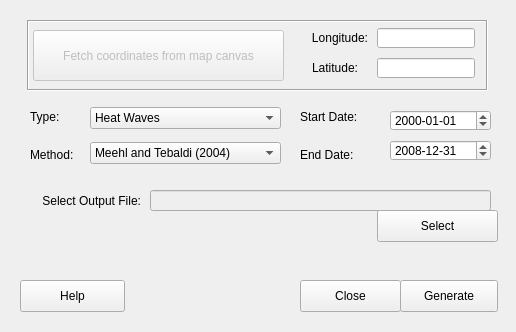
First picture: the form in ExtremeFinder/extreme_finder_dialog_base.ui, repository UMEP-dev/UMEP, before the edit.
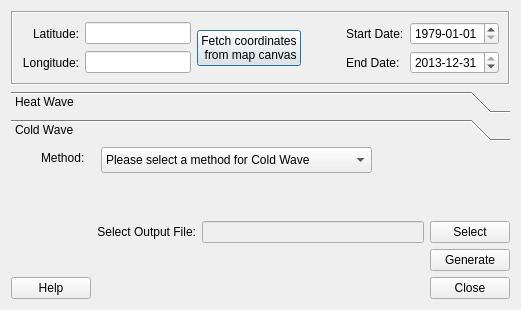
Second picture: the form after the edit. The open tabs and pages were chosen to show the change.

Commit message: Version: 0.2.13. Major updates to ExtremeFinder plugin.

Patch:
```diff
--- a/ExtremeFinder/extreme_finder_dialog_base.ui
+++ b/ExtremeFinder/extreme_finder_dialog_base.ui
@@ -6,279 +6,105 @@
    <rect>
     <x>0</x>
     <y>0</y>
-    <width>516</width>
-    <height>332</height>
+    <width>521</width>
+    <height>298</height>
    </rect>
   </property>
   <property name="windowTitle">
    <string>Extreme Finder</string>
   </property>
+  <layout class="QGridLayout" name="gridLayout_4">
+   <item row="0" column="0">
   <widget class="QFrame" name="frame_2">
-   <property name="geometry">
-    <rect>
-     <x>27</x>
-     <y>20</y>
-     <width>461</width>
-     <height>71</height>
-    </rect>
-   </property>
    <property name="frameShape">
     <enum>QFrame::Box</enum>
    </property>
    <property name="frameShadow">
     <enum>QFrame::Sunken</enum>
    </property>
-   <widget class="QLineEdit" name="textOutput_lon">
-    <property name="geometry">
-     <rect>
-      <x>350</x>
-      <y>8</y>
-      <width>98</width>
+     <layout class="QGridLayout" name="gridLayout_3">
+      <item row="0" column="0">
+       <layout class="QGridLayout" name="gridLayout_2">
+        <item row="0" column="3">
+         <spacer name="horizontalSpacer">
+          <property name="orientation">
+           <enum>Qt::Horizontal</enum>
+          </property>
+          <property name="sizeHint" stdset="0">
+           <size>
+            <width>40</width>
       <height>20</height>
-     </rect>
-    </property>
-    <property name="inputMask">
-     <string/>
-    </property>
-    <property name="text">
-     <string/>
-    </property>
-   </widget>
+           </size>
+          </property>
+         </spacer>
+        </item>
+        <item row="0" column="1">
    <widget class="QLineEdit" name="textOutput_lat">
-    <property name="geometry">
-     <rect>
-      <x>350</x>
-      <y>38</y>
-      <width>98</width>
-      <height>20</height>
-     </rect>
-    </property>
-    <property name="text">
+          <property name="inputMask">
      <string/>
     </property>
-   </widget>
-   <widget class="QLabel" name="label_11">
-    <property name="geometry">
-     <rect>
-      <x>270</x>
-      <y>8</y>
-      <width>71</width>
-      <height>20</height>
-     </rect>
-    </property>
     <property name="text">
-     <string>Longitude:</string>
-    </property>
-    <property name="alignment">
-     <set>Qt::AlignRight|Qt::AlignTrailing|Qt::AlignVCenter</set>
-    </property>
-   </widget>
-   <widget class="QLabel" name="label_12">
-    <property name="geometry">
-     <rect>
-      <x>270</x>
-      <y>38</y>
-      <width>61</width>
-      <height>20</height>
-     </rect>
-    </property>
-    <property name="text">
-     <string>Latitude:</string>
-    </property>
-    <property name="alignment">
-     <set>Qt::AlignRight|Qt::AlignTrailing|Qt::AlignVCenter</set>
-    </property>
-   </widget>
-   <widget class="QPushButton" name="selectpoint">
-    <property name="enabled">
-     <bool>false</bool>
-    </property>
-    <property name="geometry">
-     <rect>
-      <x>6</x>
-      <y>10</y>
-      <width>251</width>
-      <height>51</height>
-     </rect>
-    </property>
-    <property name="text">
-     <string>Fetch coordinates from map canvas</string>
-    </property>
-   </widget>
-  </widget>
-  <widget class="QPushButton" name="pushButtonHelp">
-   <property name="geometry">
-    <rect>
-     <x>20</x>
-     <y>280</y>
-     <width>105</width>
-     <height>32</height>
-    </rect>
-   </property>
-   <property name="text">
-    <string>Help</string>
-   </property>
-  </widget>
-  <widget class="QLabel" name="label_5">
-   <property name="geometry">
-    <rect>
-     <x>30</x>
-     <y>190</y>
-     <width>111</width>
-     <height>21</height>
-    </rect>
-   </property>
-   <property name="text">
-    <string>Select Output File:</string>
-   </property>
-   <property name="alignment">
-    <set>Qt::AlignRight|Qt::AlignTrailing|Qt::AlignVCenter</set>
-   </property>
-  </widget>
-  <widget class="QLineEdit" name="textOutput">
-   <property name="enabled">
-    <bool>false</bool>
-   </property>
-   <property name="geometry">
-    <rect>
-     <x>150</x>
-     <y>190</y>
-     <width>341</width>
-     <height>21</height>
-    </rect>
-   </property>
-   <property name="layoutDirection">
-    <enum>Qt::LeftToRight</enum>
-   </property>
-   <property name="text">
     <string/>
    </property>
   </widget>
-  <widget class="QPushButton" name="pushButtonSave">
-   <property name="geometry">
-    <rect>
-     <x>377</x>
-     <y>210</y>
-     <width>121</width>
-     <height>32</height>
-    </rect>
-   </property>
-   <property name="text">
-    <string>Select</string>
-   </property>
-  </widget>
-  <widget class="QWidget" name="verticalLayoutWidget">
-   <property name="geometry">
-    <rect>
-     <x>30</x>
-     <y>100</y>
-     <width>71</width>
-     <height>71</height>
-    </rect>
-   </property>
-   <layout class="QVBoxLayout" name="verticalLayout">
-    <item>
-     <widget class="QLabel" name="label_4">
-      <property name="text">
-       <string>Type:</string>
-      </property>
-     </widget>
-    </item>
-    <item>
-     <widget class="QLabel" name="label_13">
-      <property name="text">
-       <string>Method:</string>
-      </property>
-     </widget>
-    </item>
-   </layout>
-  </widget>
-  <widget class="QWidget" name="verticalLayoutWidget_2">
-   <property name="geometry">
-    <rect>
-     <x>300</x>
-     <y>100</y>
-     <width>91</width>
-     <height>71</height>
-    </rect>
-   </property>
-   <layout class="QVBoxLayout" name="verticalLayout_2">
-    <item>
+        </item>
+        <item row="0" column="5">
      <widget class="QLabel" name="label">
       <property name="text">
        <string>Start Date:</string>
       </property>
      </widget>
     </item>
-    <item>
-     <widget class="QLabel" name="label_2">
+        <item row="1" column="1">
+         <widget class="QLineEdit" name="textOutput_lon">
       <property name="text">
-       <string>End Date:</string>
+           <string/>
       </property>
      </widget>
     </item>
-   </layout>
-  </widget>
-  <widget class="QWidget" name="verticalLayoutWidget_4">
-   <property name="geometry">
-    <rect>
-     <x>90</x>
-     <y>100</y>
-     <width>191</width>
-     <height>71</height>
-    </rect>
-   </property>
-   <layout class="QVBoxLayout" name="verticalLayout_4">
-    <item>
-     <widget class="QComboBox" name="comboBox">
-      <item>
-       <property name="text">
-        <string>Heat Waves</string>
-       </property>
-      </item>
-      <item>
-       <property name="text">
-        <string>Cold Waves</string>
-       </property>
-      </item>
-      <item>
-       <property name="text">
-        <string>The Driest Month</string>
-       </property>
-      </item>
-      <item>
-       <property name="text">
-        <string>The Wettest Month</string>
-       </property>
-      </item>
-     </widget>
-    </item>
-    <item>
-     <widget class="QComboBox" name="comboBox_2">
-      <item>
-       <property name="text">
-        <string>Meehl and Tebaldi (2004)</string>
-       </property>
-      </item>
-     </widget>
-    </item>
-   </layout>
-  </widget>
+        <item row="1" column="6">
+         <widget class="QDateEdit" name="dateEditEnd">
+          <property name="date">
+           <date>
+            <year>2013</year>
+            <month>12</month>
+            <day>31</day>
+           </date>
+          </property>
+          <property name="maximumDate">
+           <date>
+            <year>2013</year>
+            <month>12</month>
+            <day>31</day>
+           </date>
+          </property>
+          <property name="minimumDate">
+           <date>
+            <year>1979</year>
+            <month>1</month>
+            <day>1</day>
+           </date>
+          </property>
+          <property name="displayFormat">
+           <string>yyyy-MM-dd</string>
+          </property>
+         </widget>
+        </item>
+        <item row="0" column="6">
   <widget class="QDateEdit" name="dateEditStart">
-   <property name="geometry">
-    <rect>
-     <x>390</x>
-     <y>110</y>
-     <width>101</width>
-     <height>21</height>
-    </rect>
+          <property name="date">
+           <date>
+            <year>1979</year>
+            <month>1</month>
+            <day>1</day>
+           </date>
    </property>
    <property name="maximumDateTime">
     <datetime>
      <hour>23</hour>
      <minute>59</minute>
      <second>59</second>
-     <year>2010</year>
+            <year>2013</year>
      <month>12</month>
      <day>31</day>
     </datetime>
@@ -288,21 +114,21 @@
      <hour>0</hour>
      <minute>0</minute>
      <second>0</second>
-     <year>1900</year>
+            <year>1979</year>
      <month>1</month>
      <day>1</day>
     </datetime>
    </property>
    <property name="maximumDate">
     <date>
-     <year>2010</year>
+            <year>2013</year>
      <month>12</month>
      <day>31</day>
     </date>
    </property>
    <property name="minimumDate">
     <date>
-     <year>1900</year>
+            <year>1979</year>
      <month>1</month>
      <day>1</day>
     </date>
@@ -311,49 +137,175 @@
     <string>yyyy-MM-dd</string>
    </property>
   </widget>
-  <widget class="QDateEdit" name="dateEditEnd">
+        </item>
+        <item row="0" column="0">
+         <widget class="QLabel" name="label_12">
+          <property name="text">
+           <string>Latitude:</string>
+          </property>
+          <property name="alignment">
+           <set>Qt::AlignRight|Qt::AlignTrailing|Qt::AlignVCenter</set>
+          </property>
+         </widget>
+        </item>
+        <item row="1" column="0">
+         <widget class="QLabel" name="label_11">
+          <property name="text">
+           <string>Longitude:</string>
+          </property>
+          <property name="alignment">
+           <set>Qt::AlignRight|Qt::AlignTrailing|Qt::AlignVCenter</set>
+          </property>
+         </widget>
+        </item>
+        <item row="1" column="5">
+         <widget class="QLabel" name="label_2">
+          <property name="text">
+           <string>End Date:</string>
+          </property>
+         </widget>
+        </item>
+        <item row="0" column="2" rowspan="2">
+         <widget class="QPushButton" name="selectpoint">
+          <property name="text">
+           <string>Fetch coordinates
+ from map canvas</string>
+          </property>
+         </widget>
+        </item>
+       </layout>
+      </item>
+     </layout>
+    </widget>
+   </item>
+   <item row="1" column="0">
+    <widget class="QToolBox" name="toolBox">
+     <property name="currentIndex">
+      <number>0</number>
+     </property>
+     <widget class="QWidget" name="page">
    <property name="geometry">
     <rect>
-     <x>390</x>
-     <y>140</y>
-     <width>101</width>
-     <height>21</height>
-    </rect>
-   </property>
-   <property name="date">
-    <date>
-     <year>2008</year>
-     <month>12</month>
-     <day>31</day>
-    </date>
-   </property>
-   <property name="maximumDate">
-    <date>
-     <year>2010</year>
-     <month>12</month>
-     <day>31</day>
-    </date>
-   </property>
-   <property name="minimumDate">
-    <date>
-     <year>1900</year>
-     <month>1</month>
-     <day>1</day>
-    </date>
-   </property>
-   <property name="displayFormat">
-    <string>yyyy-MM-dd</string>
-   </property>
-  </widget>
+        <x>0</x>
+        <y>0</y>
+        <width>503</width>
+        <height>57</height>
+       </rect>
+      </property>
+      <attribute name="label">
+       <string>Heat Wave</string>
+      </attribute>
+      <widget class="QComboBox" name="comboBox_HW">
+       <property name="geometry">
+        <rect>
+         <x>90</x>
+         <y>0</y>
+         <width>271</width>
+         <height>26</height>
+        </rect>
+       </property>
+       <item>
+        <property name="text">
+         <string>Please select a method for Heat Wave</string>
+        </property>
+       </item>
+       <item>
+        <property name="text">
+         <string extracomment="Exceedance index—longest period where maximum temperature is above the 97.5th percentile for at least 3days; average daily maximum temperature across the event is over the 97.5th percentile; all days are above the 81st percentile.">Meehl and Tebaldi (2004)</string>
+        </property>
+       </item>
+       <item>
+        <property name="text">
+         <string extracomment="Multi-measurement index—periods of at least 6days where maximum temperature exceeds the calendar day 90th percentile (15day calendar window).">Fischer and Schär (2010)</string>
+        </property>
+       </item>
+       <item>
+        <property name="text">
+         <string extracomment="Atleast3daysabovethe98thpercentileofmaximumtemperature.The 98th percentile of the daily Tmax&#13;values in the MJJASO months">Schoetter et al. (2014)</string>
+        </property>
+       </item>
+       <item>
+        <property name="text">
+         <string extracomment="Periods of various length where daily mean temperature is above the 90th percentile">Vautard et al. (2013)</string>
+        </property>
+       </item>
+      </widget>
+      <widget class="QLabel" name="label_13">
+       <property name="geometry">
+        <rect>
+         <x>30</x>
+         <y>-10</y>
+         <width>69</width>
+         <height>41</height>
+        </rect>
+       </property>
+       <property name="text">
+        <string>Method:</string>
+       </property>
+      </widget>
+     </widget>
+     <widget class="QWidget" name="page_2">
+      <property name="geometry">
+       <rect>
+        <x>0</x>
+        <y>0</y>
+        <width>96</width>
+        <height>26</height>
+       </rect>
+      </property>
+      <attribute name="label">
+       <string>Cold Wave</string>
+      </attribute>
+      <widget class="QComboBox" name="comboBox_CW">
+       <property name="geometry">
+        <rect>
+         <x>90</x>
+         <y>0</y>
+         <width>271</width>
+         <height>26</height>
+        </rect>
+       </property>
+       <item>
+        <property name="text">
+         <string>Please select a method for Cold Wave</string>
+        </property>
+       </item>
+       <item>
+        <property name="text">
+         <string extracomment="cold night: temperature lower than 10th percentile of daily minimal temperatures calculated for a 5-day window centred on each calendar day in 1961–1990; cold wave: six consecutive cold nights.">Sirje Keevallik (2015)</string>
+        </property>
+       </item>
+       <item>
+        <property name="text">
+         <string extracomment="a cold wave is defined if the minimum temperature at a grid point is below the normal temperature by 3 °C or more, consecutively for 3 days or more.">A. K. Srivastava (2009)</string>
+        </property>
+       </item>
+       <item>
+        <property name="text">
+         <string extracomment="at least 6 consecutive days with negative deviations of at least 5°C from the normal value of each calendar day">Busuioc et al., (2010) </string>
+        </property>
+       </item>
+      </widget>
+      <widget class="QLabel" name="label_14">
+       <property name="geometry">
+        <rect>
+         <x>30</x>
+         <y>-10</y>
+         <width>69</width>
+         <height>41</height>
+        </rect>
+       </property>
+       <property name="text">
+        <string>Method:</string>
+       </property>
+      </widget>
+     </widget>
+    </widget>
+   </item>
+   <item row="2" column="0">
+    <layout class="QGridLayout" name="gridLayout">
+     <item row="3" column="4">
   <widget class="QPushButton" name="runButton">
-   <property name="geometry">
-    <rect>
-     <x>400</x>
-     <y>280</y>
-     <width>98</width>
-     <height>32</height>
-    </rect>
-   </property>
    <property name="cursor">
     <cursorShape>ArrowCursor</cursorShape>
    </property>
@@ -361,19 +313,54 @@
     <string>Generate</string>
    </property>
   </widget>
+     </item>
+     <item row="4" column="4">
   <widget class="QPushButton" name="pushButtonClose">
-   <property name="geometry">
-    <rect>
-     <x>300</x>
-     <y>280</y>
-     <width>101</width>
-     <height>32</height>
-    </rect>
-   </property>
    <property name="text">
     <string>Close</string>
    </property>
   </widget>
+     </item>
+     <item row="2" column="3">
+      <widget class="QLineEdit" name="textOutput">
+       <property name="enabled">
+        <bool>false</bool>
+       </property>
+       <property name="layoutDirection">
+        <enum>Qt::LeftToRight</enum>
+       </property>
+       <property name="text">
+        <string/>
+       </property>
+      </widget>
+     </item>
+     <item row="4" column="1">
+      <widget class="QPushButton" name="pushButtonHelp">
+       <property name="text">
+        <string>Help</string>
+       </property>
+      </widget>
+     </item>
+     <item row="2" column="4">
+      <widget class="QPushButton" name="pushButtonSave">
+       <property name="text">
+        <string>Select</string>
+       </property>
+      </widget>
+     </item>
+     <item row="2" column="2">
+      <widget class="QLabel" name="label_5">
+       <property name="text">
+        <string>Select Output File:</string>
+       </property>
+       <property name="alignment">
+        <set>Qt::AlignRight|Qt::AlignTrailing|Qt::AlignVCenter</set>
+       </property>
+      </widget>
+     </item>
+    </layout>
+   </item>
+  </layout>
  </widget>
  <resources/>
  <connections/>
```
Lines whose indentation alone changed are shown as unchanged. The commit also changes 12 other files.
